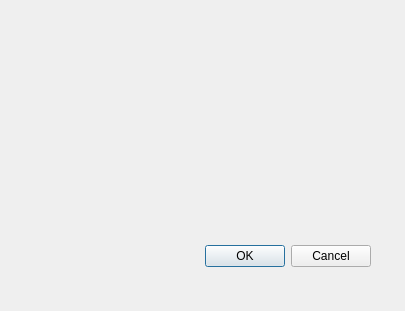
Above: SySPDV/realizarvenda.ui from nandoWill/SysPDV before the change. Below: the same form after it.
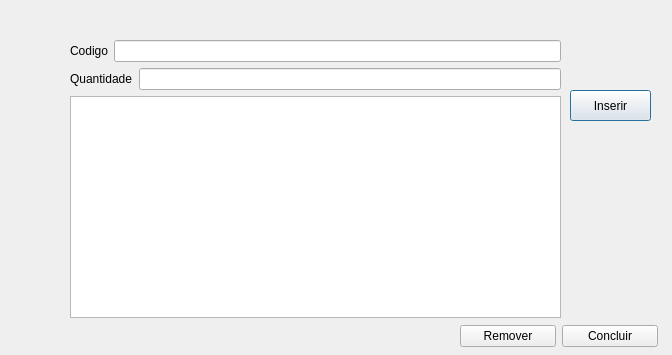
That is the form after the change.

Commit message: Realizar Vendas

```diff
--- a/SySPDV/realizarvenda.ui
+++ b/SySPDV/realizarvenda.ui
@@ -6,28 +6,105 @@
    <rect>
     <x>0</x>
     <y>0</y>
-    <width>405</width>
-    <height>311</height>
+    <width>672</width>
+    <height>355</height>
    </rect>
   </property>
   <property name="windowTitle">
    <string>Dialog</string>
   </property>
-  <widget class="QDialogButtonBox" name="buttonBox">
+  <widget class="QPushButton" name="Inserir">
    <property name="geometry">
     <rect>
-     <x>30</x>
-     <y>240</y>
-     <width>341</width>
-     <height>32</height>
+     <x>570</x>
+     <y>90</y>
+     <width>81</width>
+     <height>31</height>
     </rect>
    </property>
-   <property name="orientation">
-    <enum>Qt::Horizontal</enum>
+   <property name="text">
+    <string>Inserir</string>
    </property>
-   <property name="standardButtons">
-    <set>QDialogButtonBox::Cancel|QDialogButtonBox::Ok</set>
+  </widget>
+  <widget class="QWidget" name="">
+   <property name="geometry">
+    <rect>
+     <x>70</x>
+     <y>40</y>
+     <width>491</width>
+     <height>278</height>
+    </rect>
    </property>
+   <layout class="QVBoxLayout" name="verticalLayout_2">
+    <item>
+     <layout class="QVBoxLayout" name="verticalLayout">
+      <item>
+       <layout class="QHBoxLayout" name="horizontalLayout">
+        <item>
+         <widget class="QLabel" name="codigo">
+          <property name="text">
+           <string>Codigo</string>
+          </property>
+         </widget>
+        </item>
+        <item>
+         <widget class="QLineEdit" name="codigoline">
+          <property name="text">
+           <string/>
+          </property>
+          <property name="maxLength">
+           <number>13</number>
+          </property>
+         </widget>
+        </item>
+       </layout>
+      </item>
+      <item>
+       <layout class="QHBoxLayout" name="horizontalLayout_2">
+        <item>
+         <widget class="QLabel" name="quantidade">
+          <property name="text">
+           <string>Quantidade</string>
+          </property>
+         </widget>
+        </item>
+        <item>
+         <widget class="QLineEdit" name="qtdline"/>
+        </item>
+       </layout>
+      </item>
+     </layout>
+    </item>
+    <item>
+     <widget class="QTableView" name="tableView"/>
+    </item>
+   </layout>
+  </widget>
+  <widget class="QWidget" name="">
+   <property name="geometry">
+    <rect>
+     <x>460</x>
+     <y>320</y>
+     <width>198</width>
+     <height>33</height>
+    </rect>
+   </property>
+   <layout class="QHBoxLayout" name="horizontalLayout_3">
+    <item>
+     <widget class="QPushButton" name="Remover">
+      <property name="text">
+       <string>Remover</string>
+      </property>
+     </widget>
+    </item>
+    <item>
+     <widget class="QPushButton" name="Concluir">
+      <property name="text">
+       <string>Concluir</string>
+      </property>
+     </widget>
+    </item>
+   </layout>
   </widget>
  </widget>
  <resources/>
```
Left out of the diff: 35 changed lines with no effect on the pictures. The commit also changes 1 other file.
